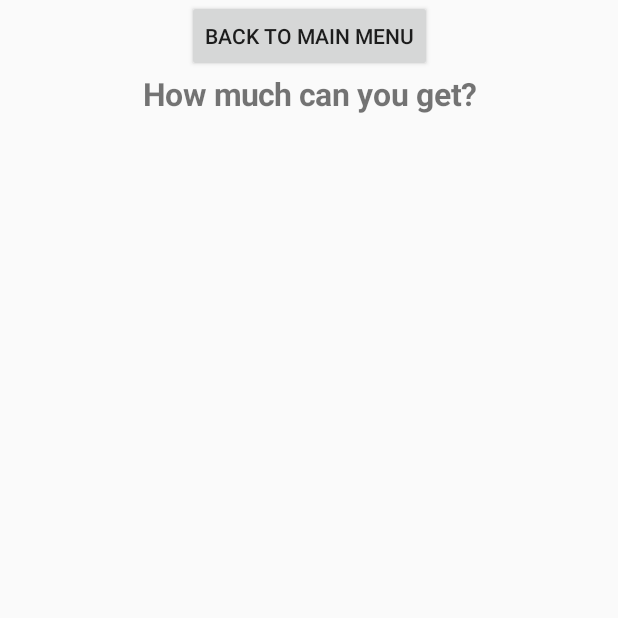
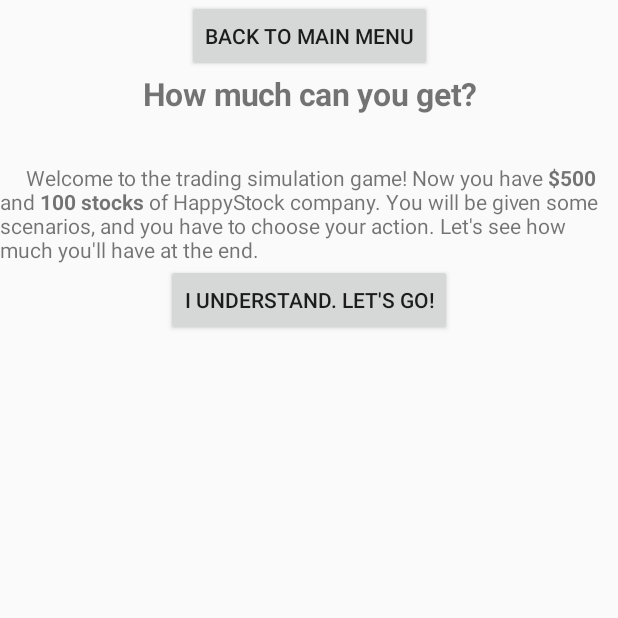
Before and after one commit to pattypattie/StockUnlocked, an Android app: the SpecialQuizActivity screen opened directly, with no data from a screen before it, on a phone screen of 412 x 824 dp, the top half of it. Run offline under Robolectric (Android 15) with nearby library versions, the phone set to English and light mode, and no system bars.

Commit message:
add picture for exam, add instruction for special quiz

```diff
--- a/app/src/main/java/com/example/chayanit/stockunlocked/ExamActivity.java
+++ b/app/src/main/java/com/example/chayanit/stockunlocked/ExamActivity.java
@@ -48,7 +48,7 @@ public class ExamActivity extends AppCompatActivity {
     String[] picLevel1 = {"", "", "", "", "", "", "", "", "", ""};
     String[] picLevel2 = {"", "", "", "", "", "", "", "", "", ""};
     String[] picLevel3 = {"", "", "", "", "", "", "", "", "", ""};
-    String[] picLevel4 = {"", "", "", "", "", "", "", "", "", ""};
+    String[] picLevel4 = {"", "", "", "", "exampic1", "", "", "", "", ""};
 
 
     //The correct answer is stored in index 0 (a1)
@@ -92,7 +92,7 @@ public class ExamActivity extends AppCompatActivity {
             {{"An important price level is broken", "Donald Trump becomes the president of the U.S.", "Oil prices rise due to supply reduction", "None of them are correct"},
                     {"Help them understand patterns in company’s financial performance", "Help them understand patterns in company’s share price", "Both of them", "Neither"},
                     {"No, we have to compare PE value of the company from the same industry", "Yes, we can compare the PE value of any company to the others", "No, we have to compare PE value of the company from the same country", "No, we have to compare PE value of the company from the same region"},
-                    {"All of then are correct", "No extraordinary efforts are required", "The growth in the industry is slowed down through the rivalry among the current competitors", "The rivalry is modest among the competitor in the same sector"},
+                    {"All of them are correct", "No extraordinary efforts are required", "The growth in the industry is slowed down through the rivalry among the current competitors", "The rivalry is modest among the competitor in the same sector"},
                     {"Negative", "Neutral", "Positive", "Decrease"},
                     {"The 50-day graph crosses above the 200-day graph.", "The 50-day graph oscillates when the 200-day graph remains highly steady.", "The 50-day graph remains highly steady when the 200-day graph oscillates.", "The 50-day graph crosses below the 200-day graph."},
                     {"The fast line crosses below the slow line.", "The fast line crosses above the slow line.", "The fast and the slow line are both moving horizontally.", "None of them is correct."},
--- a/app/src/main/java/com/example/chayanit/stockunlocked/SpecialQuizActivity.java
+++ b/app/src/main/java/com/example/chayanit/stockunlocked/SpecialQuizActivity.java
@@ -10,7 +10,8 @@ import android.widget.TextView;
 
 public class SpecialQuizActivity extends AppCompatActivity {
 
-    TextView instructionText;
+    TextView nameText, instructionText;
+    Button letsgobtn;
 
     @Override
     protected void onCreate(Bundle savedInstanceState) {
@@ -25,7 +26,18 @@ public class SpecialQuizActivity extends AppCompatActivity {
             }
         });
 
-        instructionText = findViewById(R.id.instructionqspecial);
-        instructionText.setText(Html.fromHtml("<h1>How much can you get?</h1>"));
+        nameText = findViewById(R.id.namespecial);
+        nameText.setText(Html.fromHtml("<h1>How much can you get?</h1>"));
+        instructionText = findViewById(R.id.instructionspecial);
+        instructionText.setText(Html.fromHtml("&emsp Welcome to the trading simulation game! Now you have <b>$500</b> and <b>100 stocks</b> of HappyStock company. You will be given some scenarios, and you have to choose your action. Let's see how much you'll have at the end. "));
+        letsgobtn = findViewById(R.id.letsgo);
+        letsgobtn.setOnClickListener(new View.OnClickListener() {
+            @Override
+            public void onClick(View view) {
+                letsgobtn.setVisibility(View.GONE);
+                nameText.setVisibility(View.GONE);
+                instructionText.setVisibility(View.GONE);
+            }
+        });
     }
 }
--- a/app/src/main/res/layout/activity_exam.xml
+++ b/app/src/main/res/layout/activity_exam.xml
@@ -104,8 +104,8 @@
 
     <ImageView
         android:id="@+id/imageView70"
-        android:layout_width="100dp"
-        android:layout_height="100dp"
+        android:layout_width="200dp"
+        android:layout_height="200dp"
         tools:layout_editor_absoluteX="188dp"
         tools:layout_editor_absoluteY="424dp"
         app:layout_constraintTop_toBottomOf="@id/textView2"
--- a/app/src/main/res/layout/activity_special_quiz.xml
+++ b/app/src/main/res/layout/activity_special_quiz.xml
@@ -18,7 +18,7 @@
         app:layout_constraintRight_toRightOf="parent"/>
 
     <TextView
-        android:id="@+id/instructionqspecial"
+        android:id="@+id/namespecial"
         android:layout_width="wrap_content"
         android:layout_height="wrap_content"
         android:text=""
@@ -27,4 +27,26 @@
         app:layout_constraintLeft_toLeftOf="parent"
         app:layout_constraintRight_toRightOf="parent"
         app:layout_constraintTop_toBottomOf="@id/backMenu"/>
+
+    <TextView
+        android:id="@+id/instructionspecial"
+        android:layout_width="wrap_content"
+        android:layout_height="wrap_content"
+        android:text=""
+        tools:layout_editor_absoluteX="189dp"
+        tools:layout_editor_absoluteY="212dp"
+        app:layout_constraintLeft_toLeftOf="parent"
+        app:layout_constraintRight_toRightOf="parent"
+        app:layout_constraintTop_toBottomOf="@id/namespecial"/>
+
+    <Button
+        android:id="@+id/letsgo"
+        android:layout_width="wrap_content"
+        android:layout_height="wrap_content"
+        android:text="I understand. Let's go!"
+        tools:layout_editor_absoluteX="88dp"
+        tools:layout_editor_absoluteY="103dp"
+        app:layout_constraintTop_toBottomOf="@id/instructionspecial"
+        app:layout_constraintLeft_toLeftOf="parent"
+        app:layout_constraintRight_toRightOf="parent"/>
 </android.support.constraint.ConstraintLayout>
```
Also changed, not shown: app/src/main/res/drawable/exampic1.jpg (added).
